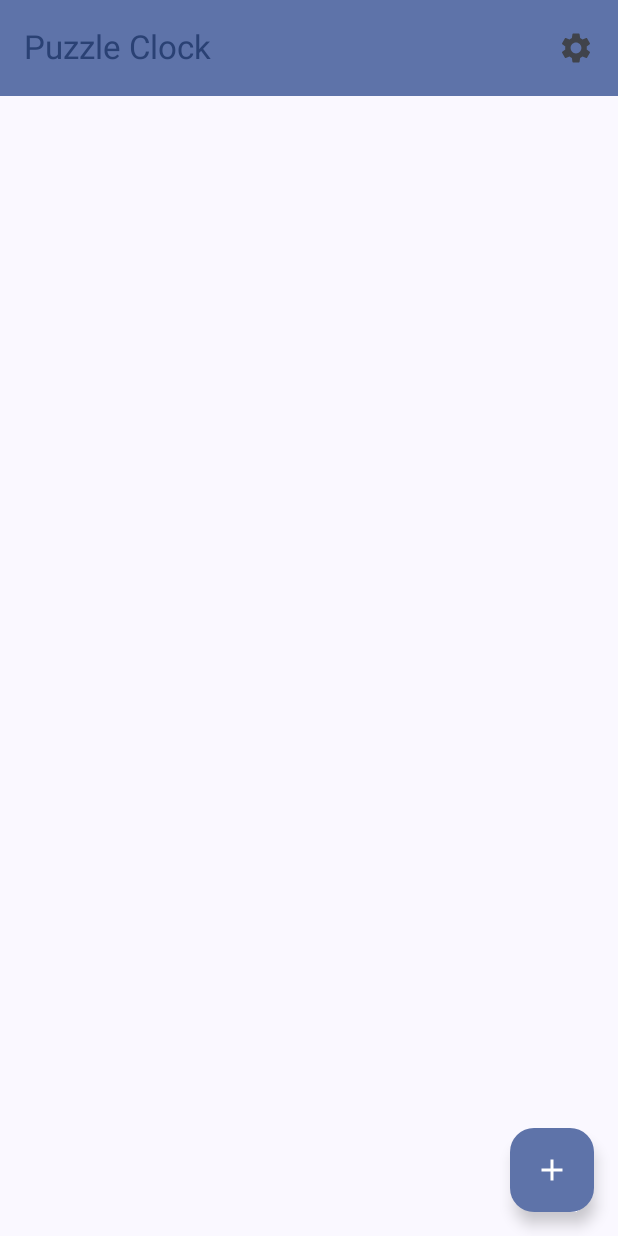
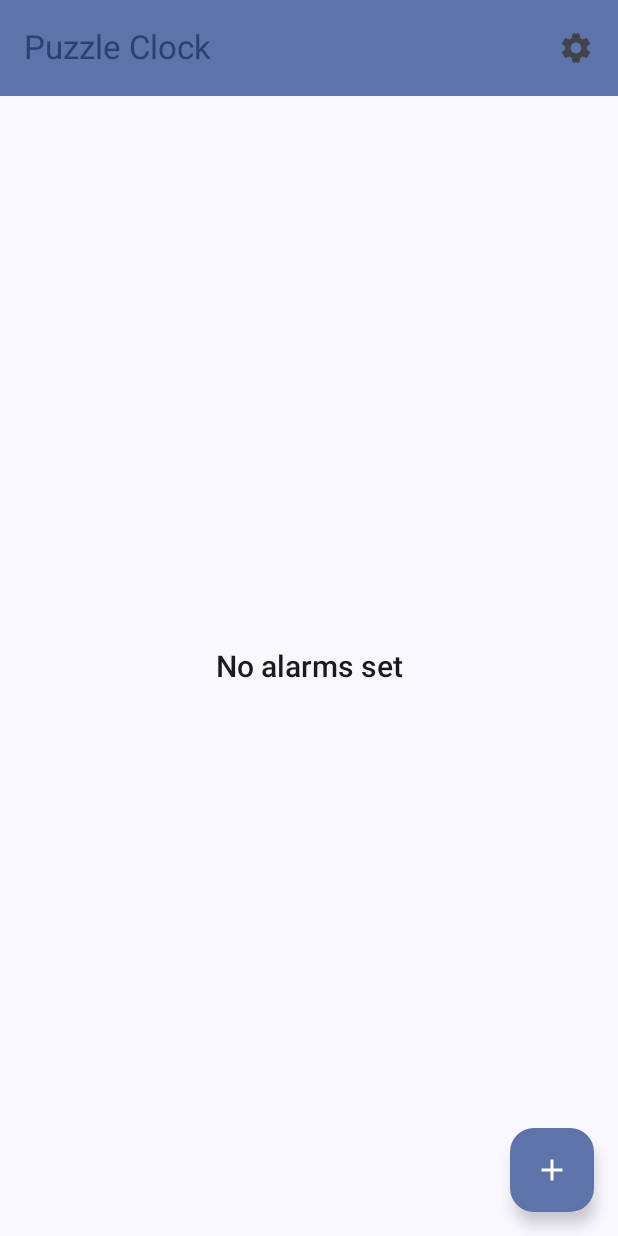
Before and after one commit to noahgiboney/puzzle-clock, an Android app built with Jetpack Compose: the screen it shows after launch (MainActivity), on a phone screen of 412 x 824 dp. Run offline under Robolectric (Android 15) with nearby library versions, the phone set to English and light mode, and no system bars.

Commit message:
feat: message for empty alarms state

```diff
--- a/app/src/main/java/com/example/puzzleclock/ui/screens/AlarmsScreen.kt
+++ b/app/src/main/java/com/example/puzzleclock/ui/screens/AlarmsScreen.kt
@@ -31,6 +31,8 @@ import androidx.compose.runtime.getValue
 import androidx.compose.ui.Alignment
 import androidx.compose.ui.Modifier
 import androidx.compose.ui.platform.LocalContext
+import androidx.compose.ui.text.TextStyle
+import androidx.compose.ui.text.font.FontWeight
 import androidx.compose.ui.unit.dp
 import androidx.compose.ui.unit.sp
 import com.example.puzzleclock.ui.viewModels.AlarmsViewModel
@@ -97,6 +99,25 @@ fun AlarmCardList(
     innerPadding: PaddingValues = PaddingValues(0.dp)
 ) {
     val currAlarmsList by viewModel.alarms.collectAsState()
+
+    if (currAlarmsList.isEmpty()) {
+        Column(
+            modifier = Modifier
+                .fillMaxSize()
+                .padding(innerPadding),
+            horizontalAlignment = Alignment.CenterHorizontally,
+            verticalArrangement = Arrangement.Center
+        ) {
+            Text(
+                text = "No alarms set",
+                style = TextStyle(
+                    fontSize = 20.sp,
+                    fontWeight = FontWeight.Medium,
+                    color = MaterialTheme.colorScheme.onSurface
+                )
+            )
+        }
+    } else {
         LazyColumn(
             modifier = modifier
                 .fillMaxSize()
@@ -104,6 +125,7 @@ fun AlarmCardList(
         ) {
             items(currAlarmsList) { alarm ->
                 AlarmCard(alarm, modifier, viewModel)
+            }
         }
     }
 }
```
Lines whose indentation alone changed are shown as unchanged.
